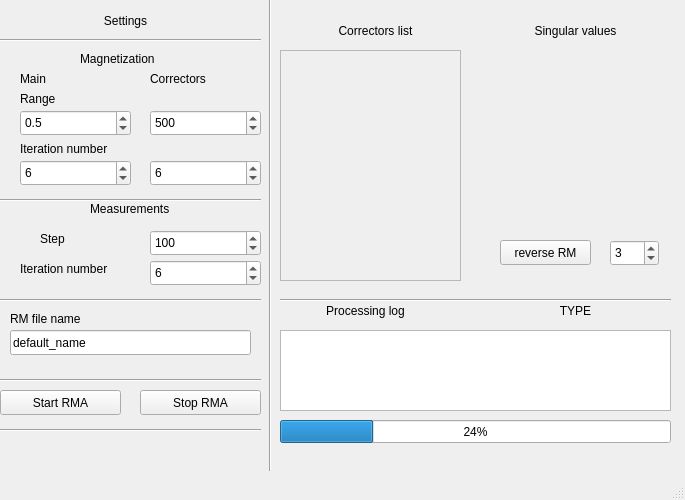
First picture: the form in uis/rma_main_window.ui, repository vitaliibalakin/c_orbit, before the edit.
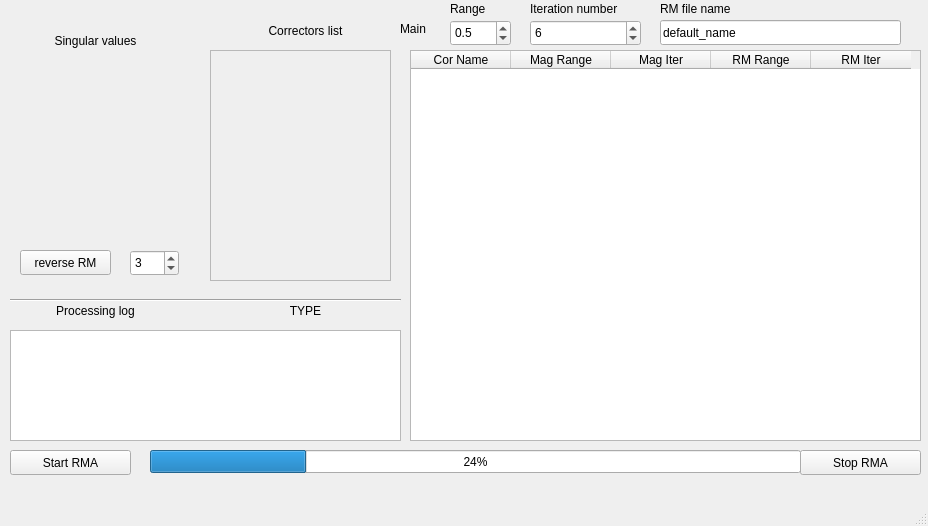
Second picture: the form after the edit.

Commit message: elems table added

Diff of the .ui file:
```diff
--- a/uis/rma_main_window.ui
+++ b/uis/rma_main_window.ui
@@ -6,36 +6,20 @@
    <rect>
     <x>0</x>
     <y>0</y>
-    <width>685</width>
-    <height>500</height>
+    <width>928</width>
+    <height>526</height>
    </rect>
   </property>
   <property name="windowTitle">
    <string>MainWindow</string>
   </property>
   <widget class="QWidget" name="centralwidget">
-   <widget class="QLabel" name="label">
-    <property name="geometry">
-     <rect>
-      <x>10</x>
-      <y>10</y>
-      <width>231</width>
-      <height>21</height>
-     </rect>
-    </property>
-    <property name="text">
-     <string>Settings</string>
-    </property>
-    <property name="alignment">
-     <set>Qt::AlignCenter</set>
-    </property>
-   </widget>
    <widget class="QProgressBar" name="prg_bar">
     <property name="geometry">
      <rect>
-      <x>280</x>
-      <y>420</y>
-      <width>391</width>
+      <x>150</x>
+      <y>450</y>
+      <width>651</width>
       <height>23</height>
      </rect>
     </property>
@@ -46,8 +30,8 @@
    <widget class="QLabel" name="label_2">
     <property name="geometry">
      <rect>
-      <x>20</x>
-      <y>90</y>
+      <x>450</x>
+      <y>0</y>
       <width>111</width>
       <height>17</height>
      </rect>
@@ -56,43 +40,11 @@
      <string>Range</string>
     </property>
    </widget>
-   <widget class="Line" name="line">
-    <property name="geometry">
-     <rect>
-      <x>260</x>
-      <y>-10</y>
-      <width>20</width>
-      <height>481</height>
-     </rect>
-    </property>
-    <property name="orientation">
-     <enum>Qt::Vertical</enum>
-    </property>
-   </widget>
-   <widget class="QSpinBox" name="mag_range_cor">
-    <property name="geometry">
-     <rect>
-      <x>150</x>
-      <y>110</y>
-      <width>111</width>
-      <height>26</height>
-     </rect>
-    </property>
-    <property name="maximum">
-     <number>1000</number>
-    </property>
-    <property name="singleStep">
-     <number>100</number>
-    </property>
-    <property name="value">
-     <number>500</number>
-    </property>
-   </widget>
    <widget class="QLabel" name="label_3">
     <property name="geometry">
      <rect>
-      <x>20</x>
-      <y>140</y>
+      <x>530</x>
+      <y>0</y>
       <width>111</width>
       <height>17</height>
      </rect>
@@ -104,9 +56,9 @@
    <widget class="QLabel" name="label_4">
     <property name="geometry">
      <rect>
-      <x>20</x>
-      <y>70</y>
-      <width>111</width>
+      <x>400</x>
+      <y>20</y>
+      <width>41</width>
       <height>17</height>
      </rect>
     </property>
@@ -114,37 +66,11 @@
      <string>Main</string>
     </property>
    </widget>
-   <widget class="QLabel" name="label_5">
-    <property name="geometry">
-     <rect>
-      <x>150</x>
-      <y>70</y>
-      <width>111</width>
-      <height>17</height>
-     </rect>
-    </property>
-    <property name="text">
-     <string>Correctors</string>
-    </property>
-   </widget>
-   <widget class="QLabel" name="label_6">
-    <property name="geometry">
-     <rect>
-      <x>80</x>
-      <y>50</y>
-      <width>111</width>
-      <height>17</height>
-     </rect>
-    </property>
-    <property name="text">
-     <string>Magnetization</string>
-    </property>
-   </widget>
    <widget class="QSpinBox" name="mag_iter_main">
     <property name="geometry">
      <rect>
-      <x>20</x>
-      <y>160</y>
+      <x>530</x>
+      <y>20</y>
       <width>111</width>
       <height>26</height>
      </rect>
@@ -159,106 +85,10 @@
      <number>6</number>
     </property>
    </widget>
-   <widget class="QSpinBox" name="mag_iter_cor">
-    <property name="geometry">
-     <rect>
-      <x>150</x>
-      <y>160</y>
-      <width>111</width>
-      <height>26</height>
-     </rect>
-    </property>
-    <property name="maximum">
-     <number>10</number>
-    </property>
-    <property name="singleStep">
-     <number>1</number>
-    </property>
-    <property name="value">
-     <number>6</number>
-    </property>
-   </widget>
-   <widget class="QLabel" name="label_7">
-    <property name="geometry">
-     <rect>
-      <x>90</x>
-      <y>200</y>
-      <width>111</width>
-      <height>17</height>
-     </rect>
-    </property>
-    <property name="text">
-     <string>Measurements</string>
-    </property>
-   </widget>
-   <widget class="QLabel" name="label_8">
-    <property name="geometry">
-     <rect>
-      <x>40</x>
-      <y>230</y>
-      <width>41</width>
-      <height>17</height>
-     </rect>
-    </property>
-    <property name="text">
-     <string>Step</string>
-    </property>
-   </widget>
-   <widget class="QSpinBox" name="rma_step">
-    <property name="geometry">
-     <rect>
-      <x>150</x>
-      <y>230</y>
-      <width>111</width>
-      <height>26</height>
-     </rect>
-    </property>
-    <property name="maximum">
-     <number>1000</number>
-    </property>
-    <property name="singleStep">
-     <number>100</number>
-    </property>
-    <property name="value">
-     <number>100</number>
-    </property>
-   </widget>
-   <widget class="QSpinBox" name="rma_iter">
-    <property name="geometry">
-     <rect>
-      <x>150</x>
-      <y>260</y>
-      <width>111</width>
-      <height>26</height>
-     </rect>
-    </property>
-    <property name="maximum">
-     <number>10</number>
-    </property>
-    <property name="singleStep">
-     <number>1</number>
-    </property>
-    <property name="value">
-     <number>6</number>
-    </property>
-   </widget>
-   <widget class="QLabel" name="label_9">
-    <property name="geometry">
-     <rect>
-      <x>20</x>
-      <y>260</y>
-      <width>111</width>
-      <height>17</height>
-     </rect>
-    </property>
-    <property name="text">
-     <string>Iteration number</string>
-    </property>
-   </widget>
    <widget class="QFrame" name="frame">
     <property name="geometry">
      <rect>
-      <x>280</x>
+      <x>210</x>
       <y>50</y>
       <width>181</width>
       <height>231</height>
@@ -274,7 +104,7 @@
    <widget class="QLabel" name="label_11">
     <property name="geometry">
      <rect>
-      <x>290</x>
+      <x>220</x>
       <y>20</y>
       <width>171</width>
       <height>21</height>
@@ -290,8 +120,8 @@
    <widget class="QPushButton" name="btn_start_rma">
     <property name="geometry">
      <rect>
-      <x>0</x>
-      <y>390</y>
+      <x>10</x>
+      <y>450</y>
       <width>121</width>
       <height>25</height>
      </rect>
@@ -303,8 +133,8 @@
    <widget class="QPushButton" name="btn_stop_rma">
     <property name="geometry">
      <rect>
-      <x>140</x>
-      <y>390</y>
+      <x>800</x>
+      <y>450</y>
       <width>121</width>
       <height>25</height>
      </rect>
@@ -316,17 +146,17 @@
    <widget class="QTextEdit" name="log_msg">
     <property name="geometry">
      <rect>
-      <x>280</x>
+      <x>10</x>
       <y>330</y>
       <width>391</width>
-      <height>81</height>
+      <height>111</height>
      </rect>
     </property>
    </widget>
    <widget class="Line" name="line_2">
     <property name="geometry">
      <rect>
-      <x>280</x>
+      <x>10</x>
       <y>290</y>
       <width>391</width>
       <height>20</height>
@@ -339,7 +169,7 @@
    <widget class="QLabel" name="label_12">
     <property name="geometry">
      <rect>
-      <x>280</x>
+      <x>10</x>
       <y>300</y>
       <width>171</width>
       <height>21</height>
@@ -355,8 +185,8 @@
    <widget class="QLabel" name="label_13">
     <property name="geometry">
      <rect>
-      <x>10</x>
-      <y>310</y>
+      <x>660</x>
+      <y>0</y>
       <width>111</width>
       <height>17</height>
      </rect>
@@ -368,8 +198,8 @@
    <widget class="QLineEdit" name="rm_name">
     <property name="geometry">
      <rect>
-      <x>10</x>
-      <y>330</y>
+      <x>660</x>
+      <y>20</y>
       <width>241</width>
       <height>25</height>
      </rect>
@@ -378,62 +208,10 @@
      <string>default_name</string>
     </property>
    </widget>
-   <widget class="Line" name="line_3">
-    <property name="geometry">
-     <rect>
-      <x>0</x>
-      <y>190</y>
-      <width>261</width>
-      <height>20</height>
-     </rect>
-    </property>
-    <property name="orientation">
-     <enum>Qt::Horizontal</enum>
-    </property>
-   </widget>
-   <widget class="Line" name="line_4">
-    <property name="geometry">
-     <rect>
-      <x>0</x>
-      <y>30</y>
-      <width>261</width>
-      <height>20</height>
-     </rect>
-    </property>
-    <property name="orientation">
-     <enum>Qt::Horizontal</enum>
-    </property>
-   </widget>
-   <widget class="Line" name="line_5">
-    <property name="geometry">
-     <rect>
-      <x>0</x>
-      <y>290</y>
-      <width>261</width>
-      <height>20</height>
-     </rect>
-    </property>
-    <property name="orientation">
-     <enum>Qt::Horizontal</enum>
-    </property>
-   </widget>
-   <widget class="Line" name="line_6">
-    <property name="geometry">
-     <rect>
-      <x>0</x>
-      <y>370</y>
-      <width>261</width>
-      <height>20</height>
-     </rect>
-    </property>
-    <property name="orientation">
-     <enum>Qt::Horizontal</enum>
-    </property>
-   </widget>
    <widget class="QLabel" name="label_type">
     <property name="geometry">
      <rect>
-      <x>490</x>
+      <x>220</x>
       <y>300</y>
       <width>171</width>
       <height>21</height>
@@ -449,9 +227,9 @@
    <widget class="QDoubleSpinBox" name="mag_range_main">
     <property name="geometry">
      <rect>
-      <x>20</x>
-      <y>110</y>
-      <width>111</width>
+      <x>450</x>
+      <y>20</y>
+      <width>61</width>
       <height>26</height>
      </rect>
     </property>
@@ -471,8 +249,8 @@
    <widget class="QLabel" name="label_14">
     <property name="geometry">
      <rect>
-      <x>490</x>
-      <y>20</y>
+      <x>10</x>
+      <y>30</y>
       <width>171</width>
       <height>21</height>
      </rect>
@@ -487,8 +265,8 @@
    <widget class="QWidget" name="sv_plot" native="true">
     <property name="geometry">
      <rect>
-      <x>490</x>
-      <y>50</y>
+      <x>10</x>
+      <y>60</y>
       <width>171</width>
       <height>181</height>
      </rect>
@@ -497,8 +275,8 @@
    <widget class="QPushButton" name="btn_reverse_rm">
     <property name="geometry">
      <rect>
-      <x>500</x>
-      <y>240</y>
+      <x>20</x>
+      <y>250</y>
       <width>91</width>
       <height>25</height>
      </rect>
@@ -507,24 +285,11 @@
      <string>reverse RM</string>
     </property>
    </widget>
-   <widget class="Line" name="line_7">
-    <property name="geometry">
-     <rect>
-      <x>0</x>
-      <y>420</y>
-      <width>261</width>
-      <height>20</height>
-     </rect>
-    </property>
-    <property name="orientation">
-     <enum>Qt::Horizontal</enum>
-    </property>
-   </widget>
    <widget class="QSpinBox" name="sv">
     <property name="geometry">
      <rect>
-      <x>610</x>
-      <y>240</y>
+      <x>130</x>
+      <y>250</y>
       <width>49</width>
       <height>26</height>
      </rect>
@@ -533,6 +298,41 @@
      <number>3</number>
     </property>
    </widget>
+   <widget class="QTableWidget" name="cor_set_table">
+    <property name="geometry">
+     <rect>
+      <x>410</x>
+      <y>50</y>
+      <width>511</width>
+      <height>391</height>
+     </rect>
+    </property>
+    <column>
+     <property name="text">
+      <string>Cor Name</string>
+     </property>
+    </column>
+    <column>
+     <property name="text">
+      <string>Mag Range</string>
+     </property>
+    </column>
+    <column>
+     <property name="text">
+      <string>Mag Iter</string>
+     </property>
+    </column>
+    <column>
+     <property name="text">
+      <string>RM Range</string>
+     </property>
+    </column>
+    <column>
+     <property name="text">
+      <string>RM Iter</string>
+     </property>
+    </column>
+   </widget>
   </widget>
   <widget class="QMenuBar" name="menubar">
    <property name="geometry">
```
Left out of the diff: 2 changed lines with no effect on the pictures. The commit also changes 4 other files.
